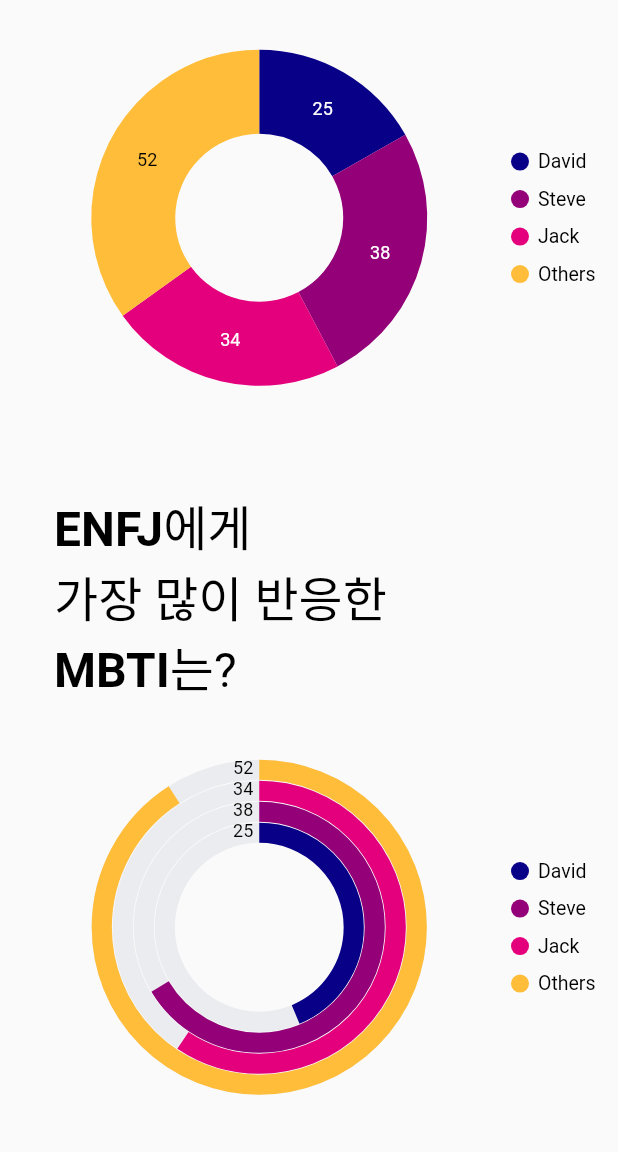
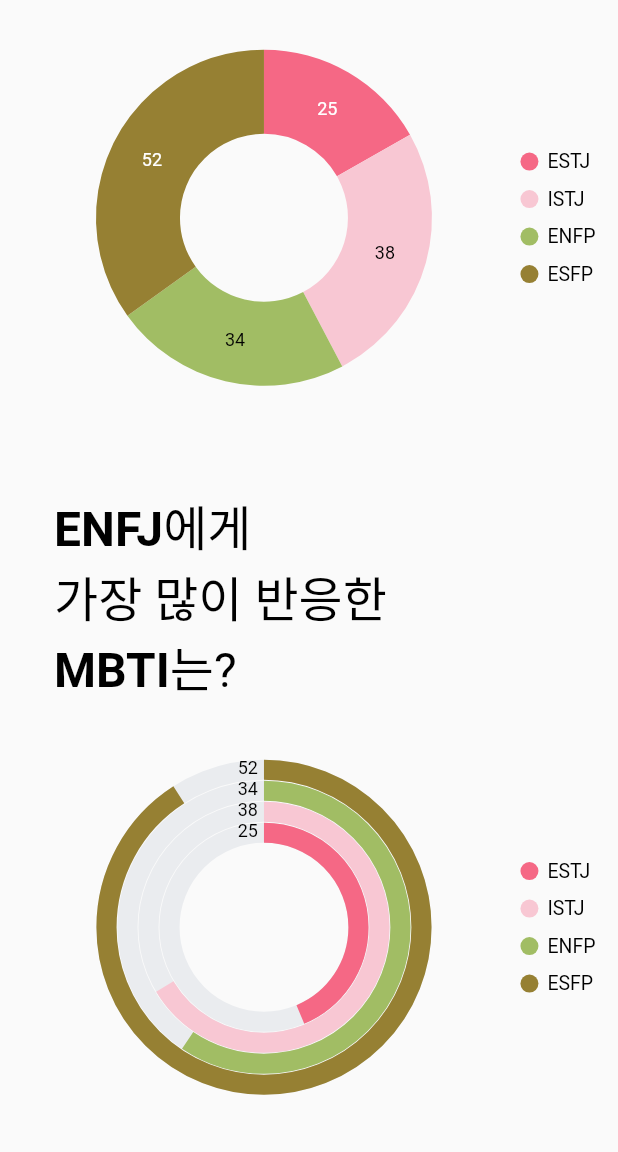
Before and after one commit to sw-hackathon-2022/mbtmi-flutter, a Flutter app: the AnalyticScreen screen opened directly, scrolled down 754 dp, on a phone screen of 412 x 824 dp, the part 84-1236 px from its top. Run offline on Flutter 3.47's test engine with Material 2 defaults, Android fonts, the phone set to English and light mode, and no system bars; our stand-ins replace persistent_bottom_nav_bar, syncfusion_flutter_charts; missing offline and left inert: kakao_flutter_sdk_common, kakao_flutter_sdk_user; Roboto replaces fonts that are missing (GmarketSans).

Commit message:
분석 차트에 MBTI별 색상값 적용

```diff
--- /dev/null
+++ b/lib/model/mbti_color.dart
@@ -0,0 +1,20 @@
+import 'package:flutter/material.dart';
+
+final Map<String, Color> mbtiColor = {
+  "ISTJ": const Color(0xFFf8c7d3),
+  "ISFJ": const Color(0xFFf8a0a9),
+  "INFJ": const Color(0xFFb2e186),
+  "INTJ": const Color(0xFFb0b9e7),
+  "ISTP": const Color(0xFFe0d9b6),
+  "ISFP": const Color(0xFFc1b283),
+  "INFP": const Color(0xFFcae1ac),
+  "INTP": const Color(0xFF938fe2),
+  "ESTP": const Color(0xFFfbca64),
+  "ESFP": const Color(0xFF968033),
+  "ENFP": const Color(0xFFa1bd64),
+  "ENTP": const Color(0xFF7464ae),
+  "ESTJ": const Color(0xFFf56885),
+  "ESFJ": const Color(0xFFc76167),
+  "ENFJ": const Color(0xFF91b060),
+  "ENTJ": const Color(0xFF575b85),
+};
--- a/lib/screens/home/analytic/analytic_screen.dart
+++ b/lib/screens/home/analytic/analytic_screen.dart
@@ -39,6 +39,7 @@ class _AnalyticScreenState extends State<AnalyticScreen> {
           image: AssetImage("assets/images/appbar_logo.png"),
           width: 60,
         ),
+        centerTitle: false,
         backgroundColor: kGreenColor,
         elevation: 0,
       ),
--- a/lib/screens/home/analytic/components/doughnut_chart.dart
+++ b/lib/screens/home/analytic/components/doughnut_chart.dart
@@ -1,4 +1,5 @@
 import 'package:flutter/material.dart';
+import 'package:mbtmi/model/mbti_color.dart';
 import 'package:syncfusion_flutter_charts/charts.dart';
 
 class DoughnutChart extends StatefulWidget {
@@ -12,10 +13,10 @@ class _DoughnutChartState extends State<DoughnutChart> {
   late List<_ChartData> chartData;
   void initState() {
     chartData = [
-      _ChartData('David', 25, Color.fromRGBO(9, 0, 136, 1)),
-      _ChartData('Steve', 38, Color.fromRGBO(147, 0, 119, 1)),
-      _ChartData('Jack', 34, Color.fromRGBO(228, 0, 124, 1)),
-      _ChartData('Others', 52, Color.fromRGBO(255, 189, 57, 1))
+      _ChartData('ESTJ', 25),
+      _ChartData('ISTJ', 38),
+      _ChartData('ENFP', 34),
+      _ChartData('ESFP', 52)
     ];
     super.initState();
   }
@@ -28,7 +29,7 @@ class _DoughnutChartState extends State<DoughnutChart> {
         DoughnutSeries<_ChartData, String>(
           selectionBehavior: SelectionBehavior(enable: true),
           dataSource: chartData,
-          pointColorMapper: (_ChartData data, _) => data.color,
+          pointColorMapper: (_ChartData data, _) => mbtiColor[data.x],
           xValueMapper: (_ChartData data, _) => data.x,
           yValueMapper: (_ChartData data, _) => data.y,
           dataLabelSettings: DataLabelSettings(isVisible: true),
@@ -39,9 +40,8 @@ class _DoughnutChartState extends State<DoughnutChart> {
 }
 
 class _ChartData {
-  _ChartData(this.x, this.y, this.color);
+  _ChartData(this.x, this.y);
 
   final String x;
   final int y;
-  final Color color;
 }
--- a/lib/screens/home/analytic/components/radial_bar.dart
+++ b/lib/screens/home/analytic/components/radial_bar.dart
@@ -1,6 +1,7 @@
 import 'dart:math';
 
 import 'package:flutter/material.dart';
+import 'package:mbtmi/model/mbti_color.dart';
 import 'package:syncfusion_flutter_charts/charts.dart';
 
 class RadialBar extends StatefulWidget {
@@ -14,10 +15,10 @@ class _RadialBarState extends State<RadialBar> {
   late List<_ChartData> chartData;
   void initState() {
     chartData = [
-      _ChartData('David', 25, Color.fromRGBO(9, 0, 136, 1)),
-      _ChartData('Steve', 38, Color.fromRGBO(147, 0, 119, 1)),
-      _ChartData('Jack', 34, Color.fromRGBO(228, 0, 124, 1)),
-      _ChartData('Others', 52, Color.fromRGBO(255, 189, 57, 1))
+      _ChartData('ESTJ', 25),
+      _ChartData('ISTJ', 38),
+      _ChartData('ENFP', 34),
+      _ChartData('ESFP', 52)
     ];
     super.initState();
   }
@@ -34,7 +35,7 @@ class _RadialBarState extends State<RadialBar> {
                   1.1),
           selectionBehavior: SelectionBehavior(enable: true),
           dataSource: chartData,
-          pointColorMapper: (_ChartData data, _) => data.color,
+          pointColorMapper: (_ChartData data, _) => mbtiColor[data.x],
           xValueMapper: (_ChartData data, _) => data.x,
           yValueMapper: (_ChartData data, _) => data.y,
           dataLabelSettings: DataLabelSettings(isVisible: true),
@@ -45,9 +46,8 @@ class _RadialBarState extends State<RadialBar> {
 }
 
 class _ChartData {
-  _ChartData(this.x, this.y, this.color);
+  _ChartData(this.x, this.y);
 
   final String x;
   final int y;
-  final Color color;
 }
```
